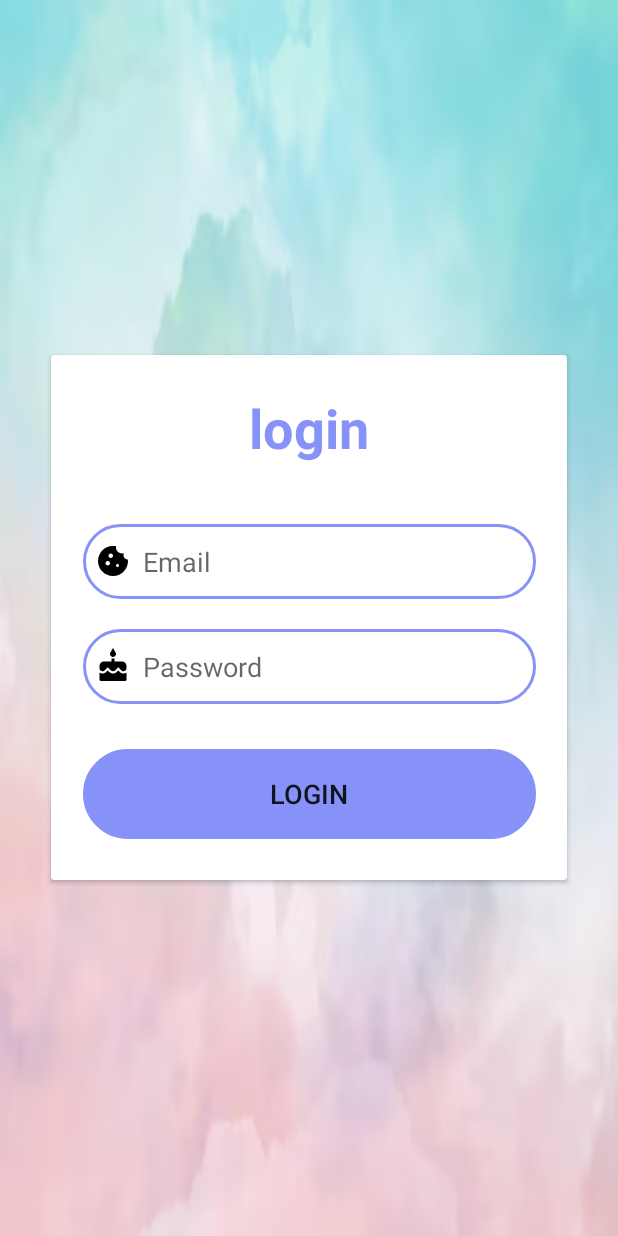
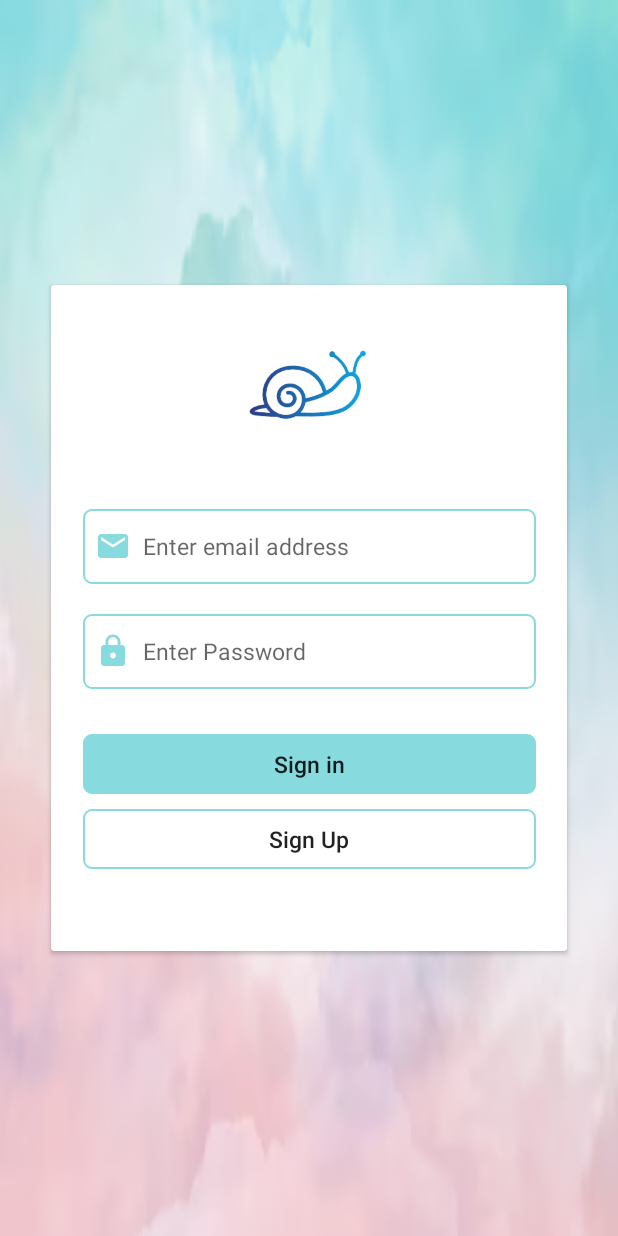
Before and after one commit to popisgod/GloziApp, an Android app built with Jetpack Compose: the layout activity_main.xml on its own in the app's theme, with its tools: preview values and no code run, on a phone screen of 412 x 824 dp. Run offline under Robolectric (Android 15) with nearby library versions, the phone set to English and light mode, and no system bars.

Commit message:
add logo and style login page

```diff
--- /dev/null
+++ b/app/src/main/res/drawable/baseline_email_24.xml
@@ -0,0 +1,5 @@
+<vector android:height="24dp" android:tint="@color/cyan"
+    android:viewportHeight="24" android:viewportWidth="24"
+    android:width="24dp" xmlns:android="http://schemas.android.com/apk/res/android">
+    <path android:fillColor="@android:color/white" android:pathData="M20,4L4,4c-1.1,0 -1.99,0.9 -1.99,2L2,18c0,1.1 0.9,2 2,2h16c1.1,0 2,-0.9 2,-2L22,6c0,-1.1 -0.9,-2 -2,-2zM20,8l-8,5 -8,-5L4,6l8,5 8,-5v2z"/>
+</vector>
--- /dev/null
+++ b/app/src/main/res/drawable/baseline_lock_24.xml
@@ -0,0 +1,5 @@
+<vector android:height="24dp" android:tint="@color/cyan"
+    android:viewportHeight="24" android:viewportWidth="24"
+    android:width="24dp" xmlns:android="http://schemas.android.com/apk/res/android">
+    <path android:fillColor="@color/cyan" android:pathData="M18,8h-1L17,6c0,-2.76 -2.24,-5 -5,-5S7,3.24 7,6v2L6,8c-1.1,0 -2,0.9 -2,2v10c0,1.1 0.9,2 2,2h12c1.1,0 2,-0.9 2,-2L20,10c0,-1.1 -0.9,-2 -2,-2zM12,17c-1.1,0 -2,-0.9 -2,-2s0.9,-2 2,-2 2,0.9 2,2 -0.9,2 -2,2zM15.1,8L8.9,8L8.9,6c0,-1.71 1.39,-3.1 3.1,-3.1 1.71,0 3.1,1.39 3.1,3.1v2z"/>
+</vector>
--- a/app/src/main/res/drawable/custom_edittext.xml
+++ b/app/src/main/res/drawable/custom_edittext.xml
@@ -3,11 +3,11 @@
     android:shape="rectangle">
 
     <stroke
-        android:width="2dp"
-        android:color="@color/lavender" />
+        android:width="1dp"
+        android:color="@color/cyan" />
 
     <corners
-        android:radius="30dp"/>
+        android:radius="5dp"/>
 
 
 </shape>
--- a/app/src/main/res/layout/activity_main.xml
+++ b/app/src/main/res/layout/activity_main.xml
@@ -21,21 +21,19 @@
 
         <LinearLayout
             android:layout_width="350dp"
-            android:layout_height="350dp"
+            android:layout_height="444dp"
             android:layout_gravity="center_horizontal"
-            android:background="@color/fully_transparent"
             android:orientation="vertical"
             android:padding="24dp">
 
-            <TextView
-                android:id="@+id/loginText"
-                android:layout_width="match_parent"
-                android:layout_height="wrap_content"
-                android:text="@string/login"
-                android:textAlignment="center"
-                android:textColor="@color/lavender"
-                android:textSize="36sp"
-                android:textStyle="bold" />
+            <ImageView
+                android:id="@+id/logoImage"
+                android:layout_width="196dp"
+                android:layout_height="53dp"
+                android:layout_gravity="center"
+                android:layout_marginTop="16dp"
+                android:layout_marginBottom="16dp"
+                android:src="@drawable/logoapp" />
 
             <EditText
                 android:id="@+id/email"
@@ -43,11 +41,12 @@
                 android:layout_height="50dp"
                 android:layout_marginTop="40dp"
                 android:background="@drawable/custom_edittext"
-                android:drawableLeft="@drawable/baseline_cookie_24"
+                android:drawableLeft="@drawable/baseline_email_24"
                 android:drawablePadding="8dp"
-                android:hint="Email"
+                android:hint="Enter email address"
                 android:padding="8dp"
-                android:textColor="@color/black" />
+                android:textColor="@color/black"
+                android:textSize="15sp" />
 
             <EditText
                 android:id="@+id/password"
@@ -55,23 +54,35 @@
                 android:layout_height="50dp"
                 android:layout_marginTop="20dp"
                 android:background="@drawable/custom_edittext"
-                android:drawableLeft="@drawable/baseline_cake_24"
+                android:drawableLeft="@drawable/baseline_lock_24"
                 android:drawablePadding="8dp"
-                android:hint="Password"
+                android:hint="Enter Password"
                 android:padding="8dp"
-                android:textColor="@color/black" />
+                android:textColor="@color/black"
+                android:textSize="15sp" />
 
             <Button
                 android:id="@+id/loginButton"
                 android:layout_width="match_parent"
-                android:layout_height="60dp"
+                android:layout_height="40dp"
                 android:layout_marginTop="30dp"
                 android:background="@drawable/custom_edittext"
-                android:backgroundTint="@color/lavender"
-                android:text="@string/login"
-                android:textSize="18sp" />
+                android:backgroundTint="@color/cyan"
+                android:text="Sign in"
+                android:textAllCaps="false"
+                android:textSize="15sp" />
 
+            <Button
+                android:id="@+id/signUpButton"
+                android:layout_width="match_parent"
+                android:layout_height="40dp"
+                android:layout_marginTop="10dp"
+                android:background="@drawable/custom_edittext"
+                android:text="Sign Up"
+                android:textAllCaps="false"
+                android:textSize="15sp" />
 
         </LinearLayout>
     </androidx.cardview.widget.CardView>
+
 </LinearLayout>
--- a/app/src/main/res/values/colors.xml
+++ b/app/src/main/res/values/colors.xml
@@ -8,5 +8,5 @@
     <color name="black">#FF000000</color>
     <color name="white">#FFFFFFFF</color>
     <color name="lavender">#8692f7</color>
-    <color name="fully_transparent">#00000000</color>
+    <color name="cyan">#87dade</color>
 </resources>
```
Also changed, not shown: app/src/main/res/drawable/logoapp.png (added).
